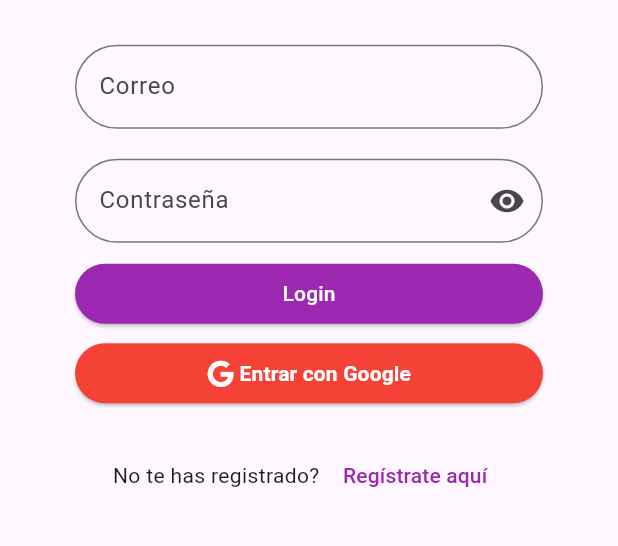
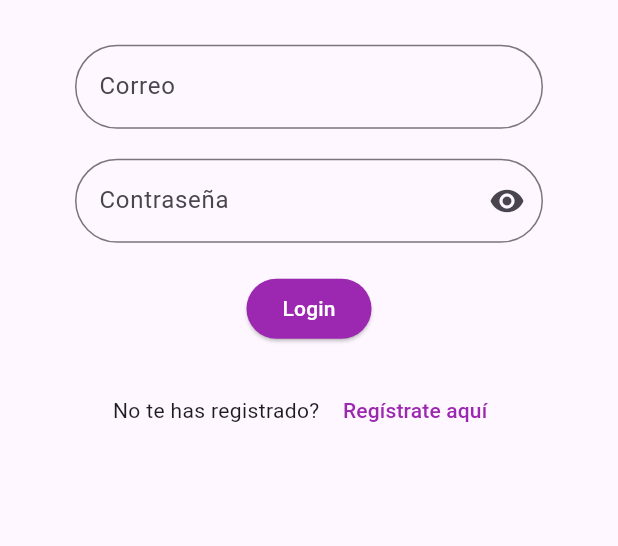
Before and after one commit to Jeronimo1520/contactArt-FlutterApp, a Flutter app: the screen it shows after launch, on a phone screen of 412 x 824 dp, the part 582-1128 px from its top. Run offline on Flutter 3.47's test engine with Material 3 defaults, Android fonts, the light colour scheme and no system bars; our stand-ins replace cloud_firestore, firebase_auth, firebase_core, firebase_storage, fluttertoast, image_picker; accounts and stored records are empty; Roboto replaces fonts that are missing (Poppins).

Commit message:
Revert "feat: Login con Google"
This reverts commit a0bfd75f494defb3f31f2e94a096243a4233a211.

```diff
--- a/lib/features/app/presentation/pages/loginPage.dart
+++ b/lib/features/app/presentation/pages/loginPage.dart
@@ -1,6 +1,5 @@
 import 'package:cloud_firestore/cloud_firestore.dart';
 import 'package:contact_art/features/app/presentation/pages/homePage.dart';
-import 'package:contact_art/features/app/presentation/widgets/googleSignInWidget.dart';
 import 'package:contact_art/features/user_auth/firebase_auth_implementation/firebase_auth_services.dart';
 import 'package:contact_art/features/app/presentation/pages/signUpPage.dart';
 import 'package:contact_art/features/app/presentation/widgets/formContainerLoginWidget.dart';
@@ -8,8 +7,6 @@ import 'package:contact_art/global/common/toast.dart';
 import 'package:firebase_auth/firebase_auth.dart';
 import 'package:flutter/material.dart';
 import 'package:flutter/widgets.dart';
-import 'package:font_awesome_flutter/font_awesome_flutter.dart';
-import 'package:google_sign_in/google_sign_in.dart';
 
 class LoginPage extends StatefulWidget {
   const LoginPage({Key? key}) : super(key: key);
@@ -48,10 +45,9 @@ class _LoginPageState extends State<LoginPage> {
                 togglePasswordVisibility: _togglePasswordVisibility,
                 obscureText: _obscureText,
               ),
-              const SizedBox(height: 10),
-              Expanded(
-                child: Padding(
-                  padding: const EdgeInsets.symmetric(horizontal: 50),
+              const SizedBox(height: 20),
+              Align(
+                alignment: Alignment.center,
                 child: ElevatedButton(
                     style: ElevatedButton.styleFrom(
                       backgroundColor: Colors.purple,
@@ -76,38 +72,6 @@ class _LoginPageState extends State<LoginPage> {
                             message: 'Por favor, diligencia todos los campos');
                       }
                     }),
-                ),
-              ),
-              const SizedBox(height: 5),
-              Align(
-                alignment: Alignment.center,
-                child: Padding(
-                  padding: const EdgeInsets.symmetric(horizontal: 50),
-                  child: ElevatedButton(
-                      style: ElevatedButton.styleFrom(
-                        backgroundColor: Colors.red,
-                        shape: RoundedRectangleBorder(
-                          borderRadius: BorderRadius.circular(30),
-                        ),
-                      ),
-                      child: const Row(
-                        mainAxisAlignment: MainAxisAlignment.center,
-                        children: [
-                          Icon( // Icono de Google
-                            FontAwesomeIcons.google,
-                            color: Colors.white,),
-                          Text(' Entrar con Google',
-                                  style: TextStyle(
-                                    fontFamily: 'Poppins',
-                                    fontWeight: FontWeight.bold,
-                                    color: Colors.white,
-                                  )),
-                        ],
-                      ),
-                      onPressed: () {
-                          _signInWithGoogle();
-                      }),
-                ),
               ),
               const SizedBox(height: 20),
               Row(
@@ -174,29 +138,4 @@ class _LoginPageState extends State<LoginPage> {
       return null;
     }
   }
-
-  void _signInWithGoogle() async {
-      final GoogleSignIn _googleSignIn = GoogleSignIn();
-
-      try {
-          final GoogleSignInAccount? googleSignInAccount = await _googleSignIn.signIn();
-
-          if(googleSignInAccount != null){
-            final GoogleSignInAuthentication googleSignInAuthentication = await googleSignInAccount.authentication;
-
-            final AuthCredential credential = GoogleAuthProvider.credential(
-              accessToken: googleSignInAuthentication.accessToken,
-              idToken: googleSignInAuthentication.idToken,
-            );
-
-            await FirebaseAuth.instance.signInWithCredential(credential);
-            Navigator.pushNamed(context, '/home');
 }
-
-
-      } catch (e) {
-        showToast(message: 'Error al iniciar sesión con Google, inténtelo más tarde');
-        print("Error auth google: $e");
-      }
-  }
-}
--- a/lib/features/app/presentation/pages/profile.dart
+++ b/lib/features/app/presentation/pages/profile.dart
@@ -128,7 +128,7 @@ class _ProfilePageState extends State<ProfilePage> {
 
   void _loadUserData(String userId) async {
     user = await userController.getUser(userId);
-    print(userId);
+    print(user?.id);
     setState(() {});
   }
 }
--- a/pubspec.yaml
+++ b/pubspec.yaml
@@ -14,8 +14,6 @@ dependencies:
   flutter:
     sdk: flutter
   fluttertoast: ^8.2.5
-  font_awesome_flutter: ^10.7.0
-  google_sign_in: ^6.2.1
   image_picker: ^1.0.8
 
 dev_dependencies:
```
Also changed, not shown: lib/features/app/presentation/widgets/googleSignInWidget.dart (deleted, +0 -31 lines), lib/features/user_auth/firebase_auth_implementation/firebase_auth_services.dart (+0 -31 lines), pubspec.lock, 2 other files. Lines whose indentation alone changed are shown as unchanged.
